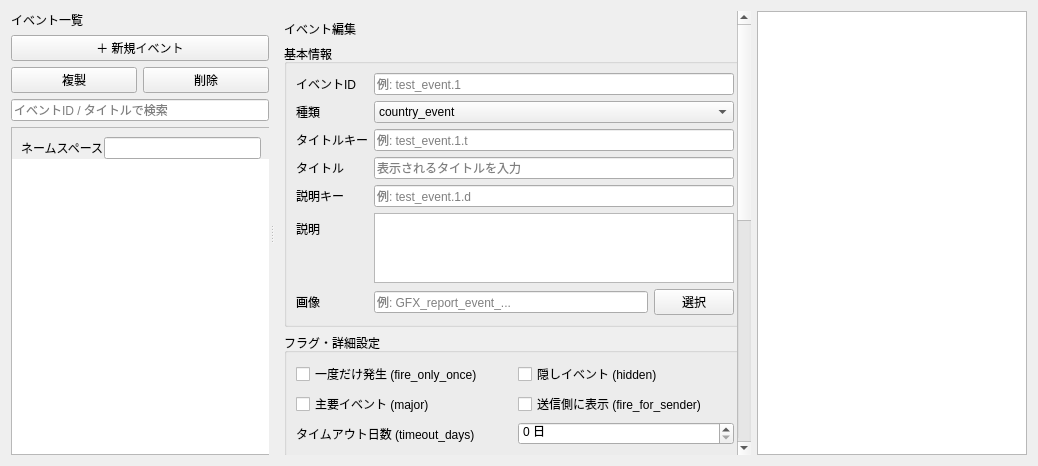
Qt form plugins/hoi4/events/event_editor.ui (Ikumyon/PDX-Mod-Studio) before a commit.
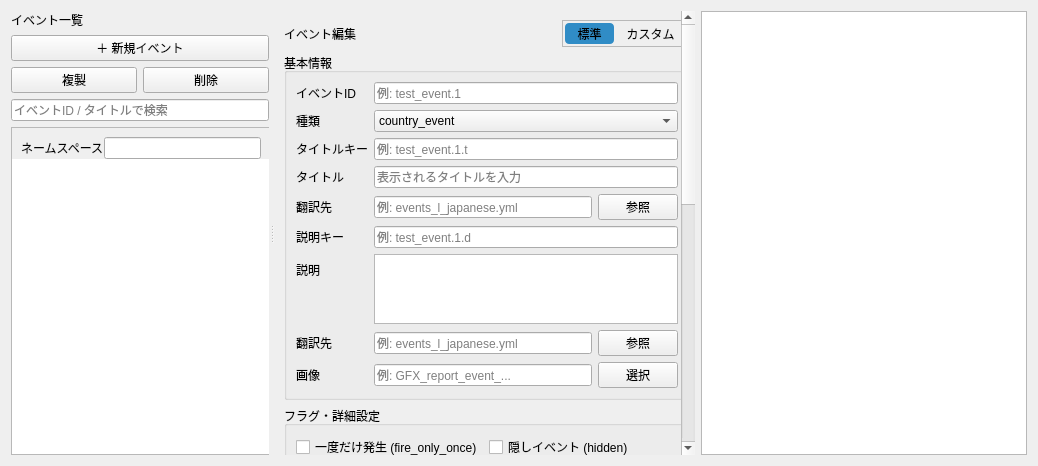
The same form after that commit.

The edit to the form file:
```diff
--- a/plugins/hoi4/events/event_editor.ui
+++ b/plugins/hoi4/events/event_editor.ui
@@ -154,25 +154,112 @@
        <property name="geometry">
         <rect>
          <x>0</x>
-         <y>0</y>
-         <width>486</width>
-         <height>879</height>
+         <y>-250</y>
+         <width>470</width>
+         <height>968</height>
         </rect>
        </property>
        <layout class="QVBoxLayout" name="editorLayout">
         <item>
-         <widget class="QLabel" name="editorTitle">
-          <property name="text">
-           <string>イベント編集</string>
-          </property>
-         </widget>
+         <layout class="QHBoxLayout" name="editorHeaderLayout">
+          <item>
+           <widget class="QLabel" name="editorTitle">
+            <property name="sizePolicy">
+             <sizepolicy hsizetype="Expanding" vsizetype="Preferred">
+              <horstretch>0</horstretch>
+              <verstretch>0</verstretch>
+             </sizepolicy>
+            </property>
+            <property name="text">
+             <string>イベント編集</string>
+            </property>
+           </widget>
+          </item>
+          <item>
+           <widget class="QFrame" name="modeSwitchFrame">
+            <property name="styleSheet">
+             <string notr="true">QToolButton {
+    background: transparent;
+    border: none;
+    border-radius: 4px;
+    padding: 0px 8px;
+}
+
+QToolButton:hover {
+    background: palette(light);
+}
+
+QToolButton:pressed {
+    background: palette(mid);
+}
+
+QToolButton:checked {
+    background: palette(highlight);
+}
+</string>
+            </property>
+            <property name="frameShape">
+             <enum>QFrame::Shape::StyledPanel</enum>
+            </property>
+            <property name="frameShadow">
+             <enum>QFrame::Shadow::Raised</enum>
+            </property>
+            <layout class="QHBoxLayout" name="modeSwitchLayout">
+             <property name="spacing">
+              <number>0</number>
+             </property>
+             <property name="leftMargin">
+              <number>2</number>
+             </property>
+             <property name="topMargin">
+              <number>2</number>
+             </property>
+             <property name="rightMargin">
+              <number>2</number>
+             </property>
+             <property name="bottomMargin">
+              <number>2</number>
+             </property>
+             <item>
+              <widget class="QToolButton" name="standardModeButton">
+               <property name="text">
+                <string>標準</string>
+               </property>
+               <property name="checkable">
+                <bool>true</bool>
+               </property>
+               <property name="checked">
+                <bool>true</bool>
+               </property>
+               <attribute name="buttonGroup">
+                <string notr="true">modeButtonGroup</string>
+               </attribute>
+              </widget>
+             </item>
+             <item>
+              <widget class="QToolButton" name="customModeButton">
+               <property name="text">
+                <string>カスタム</string>
+               </property>
+               <property name="checkable">
+                <bool>true</bool>
+               </property>
+               <attribute name="buttonGroup">
+                <string notr="true">modeButtonGroup</string>
+               </attribute>
+              </widget>
+             </item>
+            </layout>
+           </widget>
+          </item>
+         </layout>
         </item>
         <item>
          <widget class="QGroupBox" name="basicGroup">
           <property name="title">
            <string>基本情報</string>
           </property>
-          <layout class="QFormLayout" name="basicFormLayout">
+          <layout class="QFormLayout" name="formLayout">
            <item row="0" column="0">
             <widget class="QLabel" name="eventIdLabel">
              <property name="text">
@@ -246,13 +333,38 @@
             </widget>
            </item>
            <item row="4" column="0">
+            <widget class="QLabel" name="titleLocFileLabel">
+             <property name="text">
+              <string>翻訳先</string>
+             </property>
+            </widget>
+           </item>
+           <item row="4" column="1">
+            <layout class="QHBoxLayout" name="titleLocLayout">
+             <item>
+              <widget class="QLineEdit" name="titleLocFileEdit">
+               <property name="placeholderText">
+                <string>例: events_l_japanese.yml</string>
+               </property>
+              </widget>
+             </item>
+             <item>
+              <widget class="QPushButton" name="titleLocFileBrowseButton">
+               <property name="text">
+                <string>参照</string>
+               </property>
+              </widget>
+             </item>
+            </layout>
+           </item>
+           <item row="5" column="0">
             <widget class="QLabel" name="descKeyLabel">
              <property name="text">
               <string>説明キー</string>
              </property>
             </widget>
            </item>
-           <item row="4" column="1">
+           <item row="5" column="1">
             <widget class="QLineEdit" name="descKeyEdit">
              <property name="text">
               <string/>
@@ -262,14 +374,14 @@
              </property>
             </widget>
            </item>
-           <item row="5" column="0">
+           <item row="6" column="0">
             <widget class="QLabel" name="descLabel">
              <property name="text">
               <string>説明</string>
              </property>
             </widget>
            </item>
-           <item row="5" column="1">
+           <item row="6" column="1">
             <widget class="QPlainTextEdit" name="descEdit">
              <property name="plainText">
               <string/>
@@ -279,14 +391,39 @@
              </property>
             </widget>
            </item>
-           <item row="6" column="0">
+           <item row="7" column="0">
+            <widget class="QLabel" name="descLocFileLabel">
+             <property name="text">
+              <string>翻訳先</string>
+             </property>
+            </widget>
+           </item>
+           <item row="7" column="1">
+            <layout class="QHBoxLayout" name="descLocLayout">
+             <item>
+              <widget class="QLineEdit" name="descLocFileEdit">
+               <property name="placeholderText">
+                <string>例: events_l_japanese.yml</string>
+               </property>
+              </widget>
+             </item>
+             <item>
+              <widget class="QPushButton" name="descLocFileBrowseButton">
+               <property name="text">
+                <string>参照</string>
+               </property>
+              </widget>
+             </item>
+            </layout>
+           </item>
+           <item row="8" column="0">
             <widget class="QLabel" name="pictureLabel">
              <property name="text">
               <string>画像</string>
              </property>
             </widget>
            </item>
-           <item row="6" column="1">
+           <item row="8" column="1">
             <layout class="QHBoxLayout" name="pictureLayout">
              <item>
               <widget class="QLineEdit" name="pictureEdit">
@@ -385,7 +522,8 @@
                <item>
                 <widget class="QRadioButton" name="isTriggeredOnlyRadio">
                  <property name="text">
-                  <string>自然発生しない(is_triggered_only)</string>
+                  <string>自然発生しない
+(is_triggered_only)</string>
                  </property>
                  <property name="checked">
                   <bool>true</bool>
@@ -413,7 +551,8 @@
                 <string/>
                </property>
                <property name="placeholderText">
-                <string>ここに条件を入力</string>
+                <string>例: tag = GER
+has_war = no</string>
                </property>
               </widget>
              </item>
@@ -436,7 +575,11 @@
               <string/>
              </property>
              <property name="placeholderText">
-              <string>ここに平均発生間隔を記入</string>
+              <string>例: days = 30
+modifier = {
+    factor = 0.5
+    has_government = fascism
+}</string>
              </property>
             </widget>
            </item>
@@ -454,7 +597,7 @@
               <string/>
              </property>
              <property name="placeholderText">
-              <string>即時実行されるスクリプトを入力</string>
+              <string>例: set_country_flag = event_fired_flag</string>
              </property>
             </widget>
            </item>
@@ -493,7 +636,7 @@
            <item row="0" column="1">
             <widget class="QPlainTextEdit" name="afterEdit">
              <property name="placeholderText">
-              <string>事後処理されるスクリプトを入力</string>
+              <string>例: clr_country_flag = temporary_flag</string>
              </property>
             </widget>
            </item>
```
Left out of the diff: 1 changed line with no effect on the pictures.
